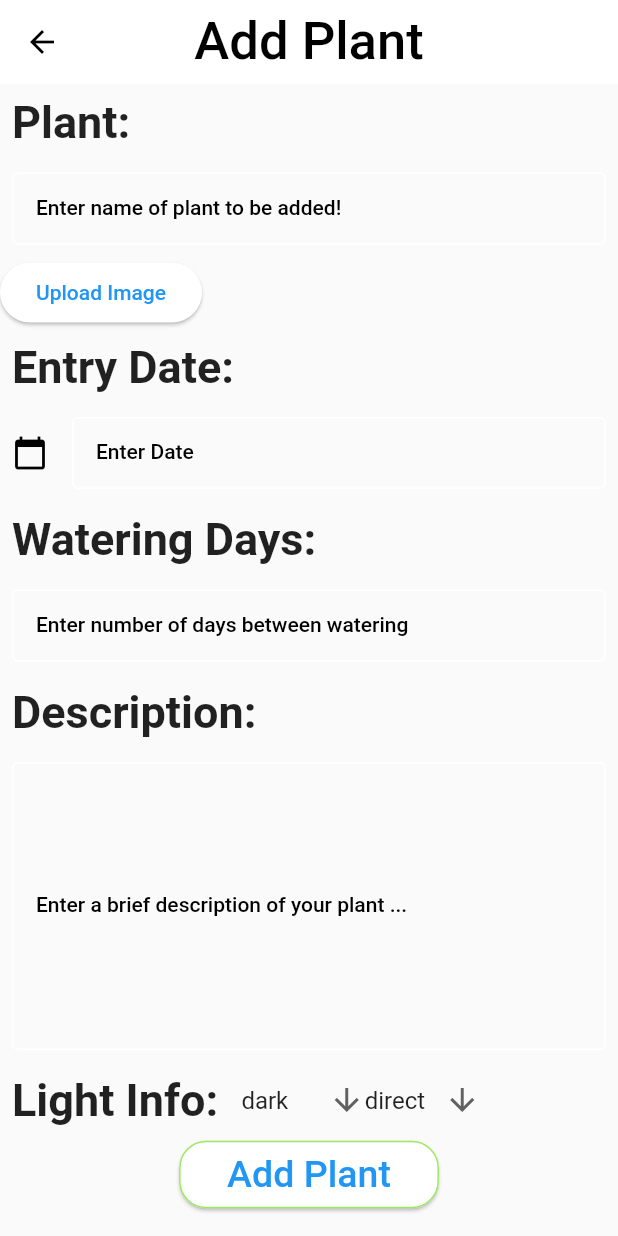
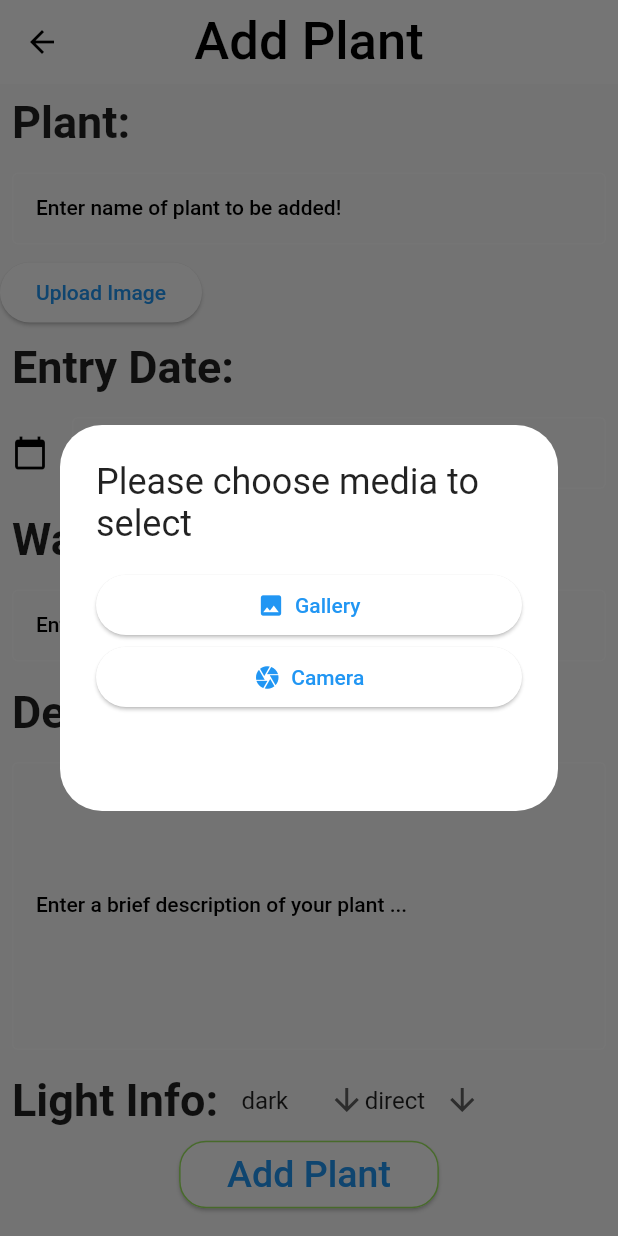
Before and after one commit to Adam-Sheeres/plant-tracking-app, a Flutter app: the AddPlantPage screen opened directly, after a tap on "Upload Image", on a phone screen of 412 x 824 dp. Run offline on Flutter 3.47's test engine with Material 2 defaults, Android fonts, the phone set to English and light mode, and no system bars; our stand-ins replace flutter_local_notifications.

Commit message:
first commit

```diff
--- a/plant_tracker/lib/pages/add_plant_page.dart
+++ b/plant_tracker/lib/pages/add_plant_page.dart
@@ -57,11 +57,7 @@ class _AddPlantPage extends State<AddPlantPage> {
             //mainAxisSize: MainAxisSize.min,
             children: <Widget>[
               _buildPlantName(),
-              ElevatedButton(
-                onPressed: () {
-                  },
-                child: const Text('Upload Image'),
-              ),
+              _buildUploadImage(),
               _buildDate(context),
               _buildWaterDays(),
               _buildDescription(),
@@ -92,6 +88,14 @@ class _AddPlantPage extends State<AddPlantPage> {
               )),
         ),
         onPressed: () {
+          if (plantNameController.text.isEmpty ||
+              waterDaysController.text.isEmpty) {
+            showDialog(
+              context: context,
+              builder: (BuildContext context) =>
+                  _buildMissingFieldsPopup(context),
+            );
+          } else {
             Plant newPlant = Plant(
               plant_id: widget.db.plant_list.length + 1,
               plant_name: plantNameController.text,
@@ -113,6 +117,7 @@ class _AddPlantPage extends State<AddPlantPage> {
             widget.db.addPlant(newPlant);
 
             Navigator.pop(context);
+          }
         },
       ),
     );
@@ -323,4 +328,79 @@ class _AddPlantPage extends State<AddPlantPage> {
       ],
     );
   }
+
+  ElevatedButton _buildUploadImage() {
+    return ElevatedButton(
+      onPressed: () {
+        showDialog(
+          context: context,
+          builder: (BuildContext context) => _buildImagePopup(context),
+        );
+      },
+      child: const Text('Upload Image'),
+    );
   }
+
+  Widget _buildImagePopup(BuildContext context) {
+    return AlertDialog(
+      title: const Text('Please choose media to select'),
+      content: Container(
+        height: MediaQuery.of(context).size.height / 6,
+        child: Column(
+          children: [
+            ElevatedButton(
+              //if user click this button, user can upload image from gallery
+              onPressed: () {
+                Navigator.pop(context);
+                // getImage(ImageSource.gallery);
+              },
+              child: Row(
+                children: [
+                  const Icon(Icons.image),
+                  const Text('  Gallery'),
+                ],
+                mainAxisAlignment: MainAxisAlignment.center,
+              ),
+            ),
+            ElevatedButton(
+              //if user click this button. user can upload image from camera
+              onPressed: () {
+                Navigator.pop(context);
+                // getImage(ImageSource.camera);
+              },
+              child: Row(
+                children: [
+                  const Icon(Icons.camera),
+                  const Text('  Camera'),
+                ],
+                mainAxisAlignment: MainAxisAlignment.center,
+              ),
+            ),
+          ],
+        ),
+      ),
+    );
+  }
+
+  Widget _buildMissingFieldsPopup(BuildContext context) {
+    return AlertDialog(
+      title: const Text('Missing Fields!'),
+      content: Column(
+        mainAxisSize: MainAxisSize.min,
+        crossAxisAlignment: CrossAxisAlignment.start,
+        children: <Widget>[
+          const Text(
+              "Unable to add plant, please enter the name and watering days."),
+        ],
+      ),
+      actions: <Widget>[
+        TextButton(
+          onPressed: () {
+            Navigator.of(context).pop();
+          },
+          child: const Text('Close'),
+        ),
+      ],
+    );
+  }
+}
--- a/plant_tracker/pubspec.yaml
+++ b/plant_tracker/pubspec.yaml
@@ -41,6 +41,8 @@ dependencies:
   path_provider: ^2.0.14
 
   flutter_local_notifications: ^13.0.0
+
+  # image_picker: ^0.8.7+1
 
 dev_dependencies:
   flutter_test:
```
Also changed, not shown: plant_tracker/lib/pages/settings_page.dart (+5 -6 lines). Lines whose indentation alone changed are shown as unchanged.
